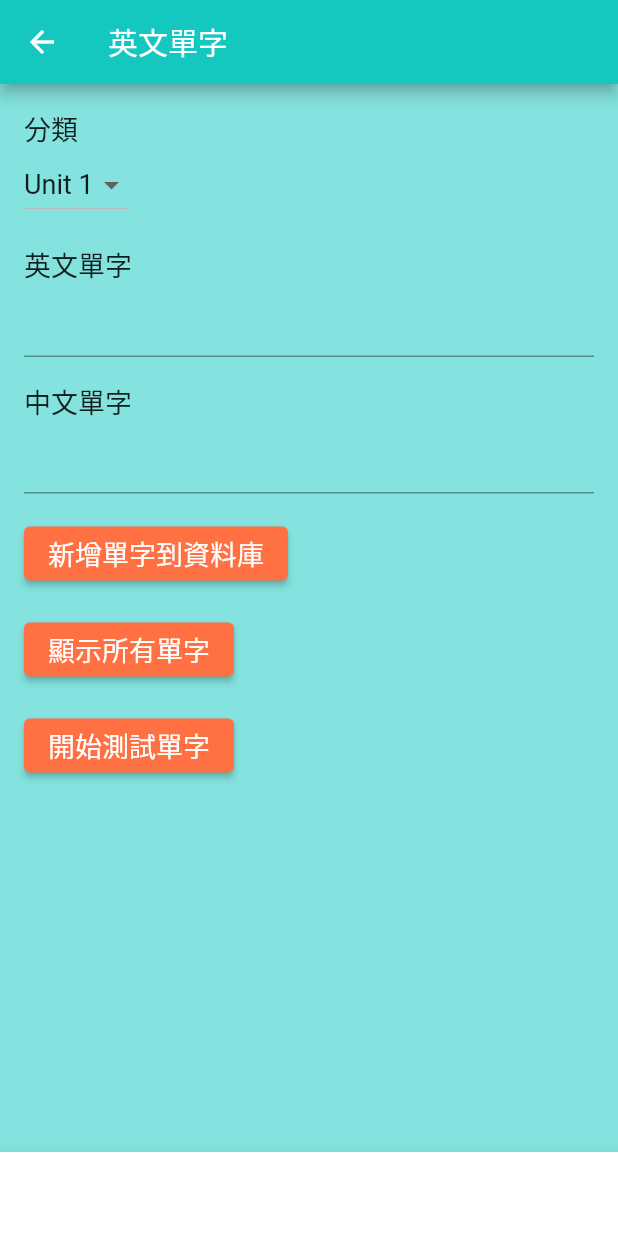
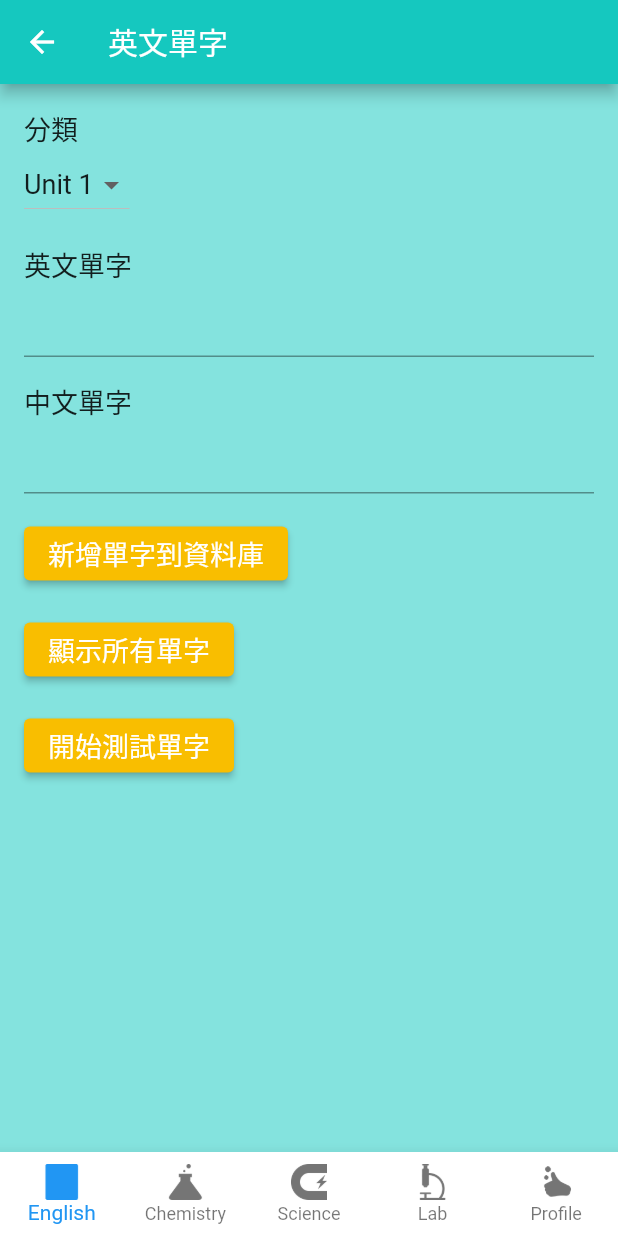
Before and after one commit to nelsonchung/helpyouimproveenglish, a Flutter app: the screen it shows after launch, after a tap on "進入主畫面", on a phone screen of 412 x 824 dp. Run offline on Flutter 3.47's test engine with Material 2 defaults, Android fonts, the phone set to English and light mode, and no system bars; our stand-ins replace sqflite; accounts and stored records are empty.

Commit message:
配色確認

```diff
--- a/lib/english_page.dart
+++ b/lib/english_page.dart
@@ -220,7 +220,9 @@ class _EnglishPageState extends State<EnglishPage> {
             children: [
               const Text(
                 '分類',
-                style: TextStyle(fontSize: 18.0),
+                style: TextStyle(
+                  fontSize: 18.0,
+                ),
               ),
               DropdownButton<String>(
                 value: _selectedCategory,
--- a/lib/main.dart
+++ b/lib/main.dart
@@ -19,20 +19,26 @@ class MyApp extends StatelessWidget {
           primarySwatch: Colors.blue,
           brightness: Brightness.light,
         ),
-        scaffoldBackgroundColor: const Color.fromARGB(255, 132, 227, 222),
+        scaffoldBackgroundColor:
+            const Color.fromARGB(255, 132, 227, 222), //type 1&2
+        //scaffoldBackgroundColor: const Color(0xFF009FB8), //type 3
         appBarTheme: const AppBarTheme(
-          backgroundColor: Color.fromARGB(255, 21, 200, 191),
+          backgroundColor: Color.fromARGB(255, 21, 200, 191), //type 1&2
+          //backgroundColor: Color(0xFFF9BE00), //type 3
+          titleTextStyle: TextStyle(fontSize: 18), // 調整字型大小為 18
         ),
         elevatedButtonTheme: ElevatedButtonThemeData(
           style: ElevatedButton.styleFrom(
-            backgroundColor: const Color(0xFFFF7043),
+            //backgroundColor: const Color(0xFFFF7043), //type 1
+            //backgroundColor: const Color.fromARGB(255, 21, 200, 191), //type 2
+            backgroundColor: const Color(0xFFF9BE00), //type 3
+            textStyle: const TextStyle(fontSize: 18), // 調整字型大小為 18
           ),
         ),
         visualDensity: VisualDensity.adaptivePlatformDensity,
       ),
       routes: {
         '/mainPage': (context) => const MainPage(),
-        // ...
       },
       home: const MyHomePage(title: '助英台'),
     );
--- a/lib/main_page.dart
+++ b/lib/main_page.dart
@@ -39,6 +39,7 @@ class _MainPageState extends State<MainPage> {
       ),
       bottomNavigationBar: BottomNavigationBar(
         backgroundColor: Colors.white,
+        type: BottomNavigationBarType.fixed, // 設置為 fixed 以顯示彩色圖示
         items: const <BottomNavigationBarItem>[
           BottomNavigationBarItem(
             icon: ImageIcon(AssetImage('assets/directory_icon.png')),
```
